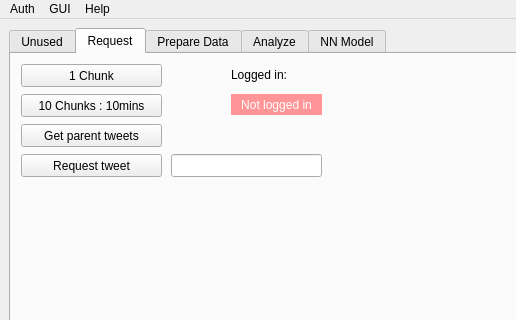
This is twitter_analyzer/gui/GUI_QT.ui in GrzegorzKrug/TwitterAnalyzer as Qt 5 draws it before an edit; both pictures show x 0 to 516 and y 0 to 320 of the 1440 by 771 pixel window. The edited form follows.
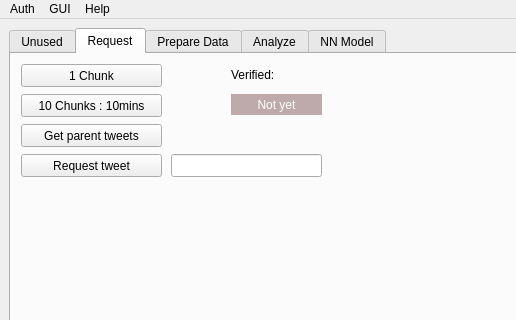
This is the edited form. The open tabs and pages were chosen to show the change.

The edit to the form file:
```diff
--- a/twitter_analyzer/gui/GUI_QT.ui
+++ b/twitter_analyzer/gui/GUI_QT.ui
@@ -542,7 +542,7 @@
            </rect>
           </property>
           <property name="text">
-           <string>Logged in:</string>
+           <string>Verified:</string>
           </property>
          </widget>
          <widget class="QLabel" name="label_login_status">
@@ -558,11 +558,11 @@
            <bool>false</bool>
           </property>
           <property name="styleSheet">
-           <string notr="true">background-color: rgb(255, 149, 151);
+           <string notr="true">background-color: rgb(190, 170, 170);
 color: rgb(255, 255, 255);</string>
           </property>
           <property name="text">
-           <string>Not logged in</string>
+           <string>Not yet</string>
           </property>
           <property name="alignment">
            <set>Qt::AlignCenter</set>
```
Left out of the diff: 6 changed lines with no effect on the pictures.
